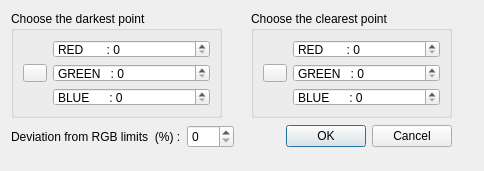
Before: the Qt Designer form RgbDialog.ui in ckeleshi/ptrans, drawn with Qt 5.
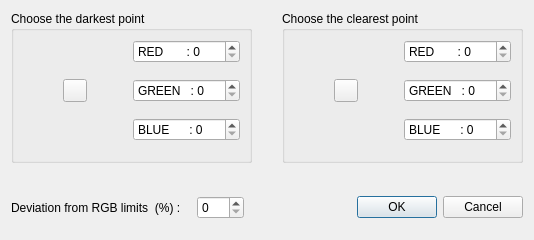
After: the same form once the commit is applied. Icons and pictures are not drawn.

```diff
--- a/RgbDialog.ui
+++ b/RgbDialog.ui
@@ -6,8 +6,8 @@
    <rect>
     <x>0</x>
     <y>0</y>
-    <width>484</width>
-    <height>171</height>
+    <width>534</width>
+    <height>240</height>
    </rect>
   </property>
   <property name="sizePolicy">
@@ -21,16 +21,11 @@
   </property>
   <layout class="QVBoxLayout" name="verticalLayout">
    <item>
-    <widget class="QWidget" name="widget" native="true">
+    <layout class="QVBoxLayout" name="verticalLayout_2">
+     <item>
+      <layout class="QHBoxLayout" name="horizontalLayout">
+       <item>
      <widget class="QGroupBox" name="centerGroupBox">
-      <property name="geometry">
-       <rect>
-        <x>0</x>
-        <y>0</y>
-        <width>211</width>
-        <height>107</height>
-       </rect>
-      </property>
       <property name="title">
        <string>Choose the darkest point</string>
       </property>
@@ -38,7 +33,7 @@
        <bool>true</bool>
       </property>
       <layout class="QGridLayout" name="gridLayout_3">
-       <item row="0" column="1">
+          <item row="0" column="3">
         <widget class="QDoubleSpinBox" name="red_first">
          <property name="prefix">
           <string notr="true">RED       : </string>
@@ -54,7 +49,7 @@
          </property>
         </widget>
        </item>
-       <item row="1" column="0">
+          <item row="2" column="1">
         <widget class="QToolButton" name="pointPickingButton_first">
          <property name="toolTip">
           <string>Pick the plane center (click again to cancel)</string>
@@ -68,23 +63,52 @@
          </property>
         </widget>
        </item>
-       <item row="1" column="1">
-        <widget class="QDoubleSpinBox" name="green_first">
-         <property name="prefix">
-          <string notr="true">GREEN   : </string>
-         </property>
-         <property name="decimals">
-          <number>0</number>
-         </property>
-         <property name="minimum">
-          <double>0.000000000000000</double>
-         </property>
-         <property name="maximum">
-          <double>255.000000000000000</double>
-         </property>
-        </widget>
-       </item>
-       <item row="2" column="1">
+          <item row="1" column="3">
+           <spacer name="verticalSpacer_3">
+            <property name="orientation">
+             <enum>Qt::Vertical</enum>
+            </property>
+            <property name="sizeType">
+             <enum>QSizePolicy::Expanding</enum>
+            </property>
+            <property name="sizeHint" stdset="0">
+             <size>
+              <width>20</width>
+              <height>10</height>
+             </size>
+            </property>
+           </spacer>
+          </item>
+          <item row="2" column="2">
+           <spacer name="horizontalSpacer_3">
+            <property name="orientation">
+             <enum>Qt::Horizontal</enum>
+            </property>
+            <property name="sizeHint" stdset="0">
+             <size>
+              <width>40</width>
+              <height>20</height>
+             </size>
+            </property>
+           </spacer>
+          </item>
+          <item row="3" column="3">
+           <spacer name="verticalSpacer_4">
+            <property name="orientation">
+             <enum>Qt::Vertical</enum>
+            </property>
+            <property name="sizeType">
+             <enum>QSizePolicy::Expanding</enum>
+            </property>
+            <property name="sizeHint" stdset="0">
+             <size>
+              <width>20</width>
+              <height>10</height>
+             </size>
+            </property>
+           </spacer>
+          </item>
+          <item row="4" column="3">
         <widget class="QDoubleSpinBox" name="blue_first">
          <property name="prefix">
           <string notr="true">BLUE      : </string>
@@ -100,17 +124,236 @@
          </property>
         </widget>
        </item>
-      </layout>
-     </widget>
-     <widget class="QWidget" name="layoutWidget">
-      <property name="geometry">
-       <rect>
-        <x>0</x>
-        <y>110</y>
-        <width>441</width>
-        <height>31</height>
-       </rect>
-      </property>
+          <item row="2" column="0">
+           <spacer name="horizontalSpacer_4">
+            <property name="orientation">
+             <enum>Qt::Horizontal</enum>
+            </property>
+            <property name="sizeHint" stdset="0">
+             <size>
+              <width>40</width>
+              <height>20</height>
+             </size>
+            </property>
+           </spacer>
+          </item>
+          <item row="2" column="3">
+           <widget class="QDoubleSpinBox" name="green_first">
+            <property name="prefix">
+             <string notr="true">GREEN   : </string>
+            </property>
+            <property name="decimals">
+             <number>0</number>
+            </property>
+            <property name="minimum">
+             <double>0.000000000000000</double>
+            </property>
+            <property name="maximum">
+             <double>255.000000000000000</double>
+            </property>
+           </widget>
+          </item>
+          <item row="5" column="3">
+           <spacer name="verticalSpacer_7">
+            <property name="orientation">
+             <enum>Qt::Vertical</enum>
+            </property>
+            <property name="sizeType">
+             <enum>QSizePolicy::Expanding</enum>
+            </property>
+            <property name="sizeHint" stdset="0">
+             <size>
+              <width>20</width>
+              <height>10</height>
+             </size>
+            </property>
+           </spacer>
+          </item>
+         </layout>
+        </widget>
+       </item>
+       <item>
+        <spacer name="horizontalSpacer_5">
+         <property name="orientation">
+          <enum>Qt::Horizontal</enum>
+         </property>
+         <property name="sizeHint" stdset="0">
+          <size>
+           <width>20</width>
+           <height>20</height>
+          </size>
+         </property>
+        </spacer>
+       </item>
+       <item>
+        <widget class="QGroupBox" name="centerGroupBox_2">
+         <property name="title">
+          <string>Choose the clearest point</string>
+         </property>
+         <property name="flat">
+          <bool>true</bool>
+         </property>
+         <layout class="QGridLayout" name="gridLayout_4">
+          <item row="0" column="3">
+           <widget class="QDoubleSpinBox" name="red_second">
+            <property name="prefix">
+             <string notr="true">RED       : </string>
+            </property>
+            <property name="decimals">
+             <number>0</number>
+            </property>
+            <property name="minimum">
+             <double>0.000000000000000</double>
+            </property>
+            <property name="maximum">
+             <double>255.000000000000000</double>
+            </property>
+           </widget>
+          </item>
+          <item row="2" column="1">
+           <widget class="QToolButton" name="pointPickingButton_second">
+            <property name="toolTip">
+             <string>Pick the plane center (click again to cancel)</string>
+            </property>
+            <property name="icon">
+             <iconset resource="../../../qCC/icones.qrc">
+              <normaloff>:/CC/images/ccPointPicking.png</normaloff>:/CC/images/ccPointPicking.png</iconset>
+            </property>
+            <property name="checkable">
+             <bool>true</bool>
+            </property>
+           </widget>
+          </item>
+          <item row="1" column="3">
+           <spacer name="verticalSpacer_5">
+            <property name="orientation">
+             <enum>Qt::Vertical</enum>
+            </property>
+            <property name="sizeType">
+             <enum>QSizePolicy::Expanding</enum>
+            </property>
+            <property name="sizeHint" stdset="0">
+             <size>
+              <width>20</width>
+              <height>10</height>
+             </size>
+            </property>
+           </spacer>
+          </item>
+          <item row="4" column="3">
+           <widget class="QDoubleSpinBox" name="blue_second">
+            <property name="prefix">
+             <string notr="true">BLUE      : </string>
+            </property>
+            <property name="decimals">
+             <number>0</number>
+            </property>
+            <property name="minimum">
+             <double>0.000000000000000</double>
+            </property>
+            <property name="maximum">
+             <double>255.000000000000000</double>
+            </property>
+           </widget>
+          </item>
+          <item row="3" column="3">
+           <spacer name="verticalSpacer_6">
+            <property name="orientation">
+             <enum>Qt::Vertical</enum>
+            </property>
+            <property name="sizeType">
+             <enum>QSizePolicy::Expanding</enum>
+            </property>
+            <property name="sizeHint" stdset="0">
+             <size>
+              <width>20</width>
+              <height>10</height>
+             </size>
+            </property>
+           </spacer>
+          </item>
+          <item row="2" column="3">
+           <widget class="QDoubleSpinBox" name="green_second">
+            <property name="prefix">
+             <string notr="true">GREEN   : </string>
+            </property>
+            <property name="decimals">
+             <number>0</number>
+            </property>
+            <property name="minimum">
+             <double>0.000000000000000</double>
+            </property>
+            <property name="maximum">
+             <double>255.000000000000000</double>
+            </property>
+           </widget>
+          </item>
+          <item row="2" column="0">
+           <spacer name="horizontalSpacer_7">
+            <property name="orientation">
+             <enum>Qt::Horizontal</enum>
+            </property>
+            <property name="sizeHint" stdset="0">
+             <size>
+              <width>40</width>
+              <height>20</height>
+             </size>
+            </property>
+           </spacer>
+          </item>
+          <item row="2" column="2">
+           <spacer name="horizontalSpacer_6">
+            <property name="orientation">
+             <enum>Qt::Horizontal</enum>
+            </property>
+            <property name="sizeHint" stdset="0">
+             <size>
+              <width>40</width>
+              <height>20</height>
+             </size>
+            </property>
+           </spacer>
+          </item>
+          <item row="5" column="3">
+           <spacer name="verticalSpacer_8">
+            <property name="orientation">
+             <enum>Qt::Vertical</enum>
+            </property>
+            <property name="sizeType">
+             <enum>QSizePolicy::Expanding</enum>
+            </property>
+            <property name="sizeHint" stdset="0">
+             <size>
+              <width>20</width>
+              <height>10</height>
+             </size>
+            </property>
+           </spacer>
+          </item>
+         </layout>
+        </widget>
+       </item>
+      </layout>
+     </item>
+    </layout>
+   </item>
+   <item>
+    <spacer name="verticalSpacer_2">
+     <property name="orientation">
+      <enum>Qt::Vertical</enum>
+     </property>
+     <property name="sizeType">
+      <enum>QSizePolicy::Expanding</enum>
+     </property>
+     <property name="sizeHint" stdset="0">
+      <size>
+       <width>20</width>
+       <height>10</height>
+      </size>
+     </property>
+    </spacer>
+   </item>
+   <item>
       <layout class="QHBoxLayout" name="horizontalLayout_bottom">
        <item>
         <widget class="QLabel" name="margin_label">
@@ -119,6 +362,22 @@
          </property>
         </widget>
        </item>
+     <item>
+      <spacer name="horizontalSpacer">
+       <property name="orientation">
+        <enum>Qt::Horizontal</enum>
+       </property>
+       <property name="sizeType">
+        <enum>QSizePolicy::Fixed</enum>
+       </property>
+       <property name="sizeHint" stdset="0">
+        <size>
+         <width>10</width>
+         <height>20</height>
+        </size>
+       </property>
+      </spacer>
+     </item>
        <item>
         <widget class="QSpinBox" name="margin">
          <property name="maximum">
@@ -126,6 +385,19 @@
          </property>
         </widget>
        </item>
+     <item>
+      <spacer name="horizontalSpacer_2">
+       <property name="orientation">
+        <enum>Qt::Horizontal</enum>
+       </property>
+       <property name="sizeHint" stdset="0">
+        <size>
+         <width>40</width>
+         <height>20</height>
+        </size>
+       </property>
+      </spacer>
+     </item>
        <item>
         <widget class="QDialogButtonBox" name="buttonBox">
          <property name="orientation">
@@ -137,88 +409,22 @@
         </widget>
        </item>
       </layout>
-     </widget>
-     <widget class="QGroupBox" name="centerGroupBox_2">
-      <property name="geometry">
-       <rect>
-        <x>240</x>
-        <y>0</y>
-        <width>201</width>
-        <height>107</height>
-       </rect>
-      </property>
-      <property name="title">
-       <string>Choose the clearest point</string>
-      </property>
-      <property name="flat">
-       <bool>true</bool>
-      </property>
-      <layout class="QGridLayout" name="gridLayout_4">
-       <item row="0" column="1">
-        <widget class="QDoubleSpinBox" name="red_second">
-         <property name="prefix">
-          <string notr="true">RED       : </string>
-         </property>
-         <property name="decimals">
-          <number>0</number>
-         </property>
-         <property name="minimum">
-          <double>0.000000000000000</double>
-         </property>
-         <property name="maximum">
-          <double>255.000000000000000</double>
-         </property>
-        </widget>
-       </item>
-       <item row="1" column="0">
-        <widget class="QToolButton" name="pointPickingButton_second">
-         <property name="toolTip">
-          <string>Pick the plane center (click again to cancel)</string>
-         </property>
-         <property name="icon">
-          <iconset resource="../../../qCC/icones.qrc">
-           <normaloff>:/CC/images/ccPointPicking.png</normaloff>:/CC/images/ccPointPicking.png</iconset>
-         </property>
-         <property name="checkable">
-          <bool>true</bool>
-         </property>
-        </widget>
-       </item>
-       <item row="1" column="1">
-        <widget class="QDoubleSpinBox" name="green_second">
-         <property name="prefix">
-          <string notr="true">GREEN   : </string>
-         </property>
-         <property name="decimals">
-          <number>0</number>
-         </property>
-         <property name="minimum">
-          <double>0.000000000000000</double>
-         </property>
-         <property name="maximum">
-          <double>255.000000000000000</double>
-         </property>
-        </widget>
-       </item>
-       <item row="2" column="1">
-        <widget class="QDoubleSpinBox" name="blue_second">
-         <property name="prefix">
-          <string notr="true">BLUE      : </string>
-         </property>
-         <property name="decimals">
-          <number>0</number>
-         </property>
-         <property name="minimum">
-          <double>0.000000000000000</double>
-         </property>
-         <property name="maximum">
-          <double>255.000000000000000</double>
-         </property>
-        </widget>
-       </item>
-      </layout>
-     </widget>
-    </widget>
+   </item>
+   <item>
+    <spacer name="verticalSpacer">
+     <property name="orientation">
+      <enum>Qt::Vertical</enum>
+     </property>
+     <property name="sizeType">
+      <enum>QSizePolicy::Fixed</enum>
+     </property>
+     <property name="sizeHint" stdset="0">
+      <size>
+       <width>20</width>
+       <height>10</height>
+      </size>
+     </property>
+    </spacer>
    </item>
   </layout>
  </widget>
```
Lines whose indentation alone changed are shown as unchanged.
